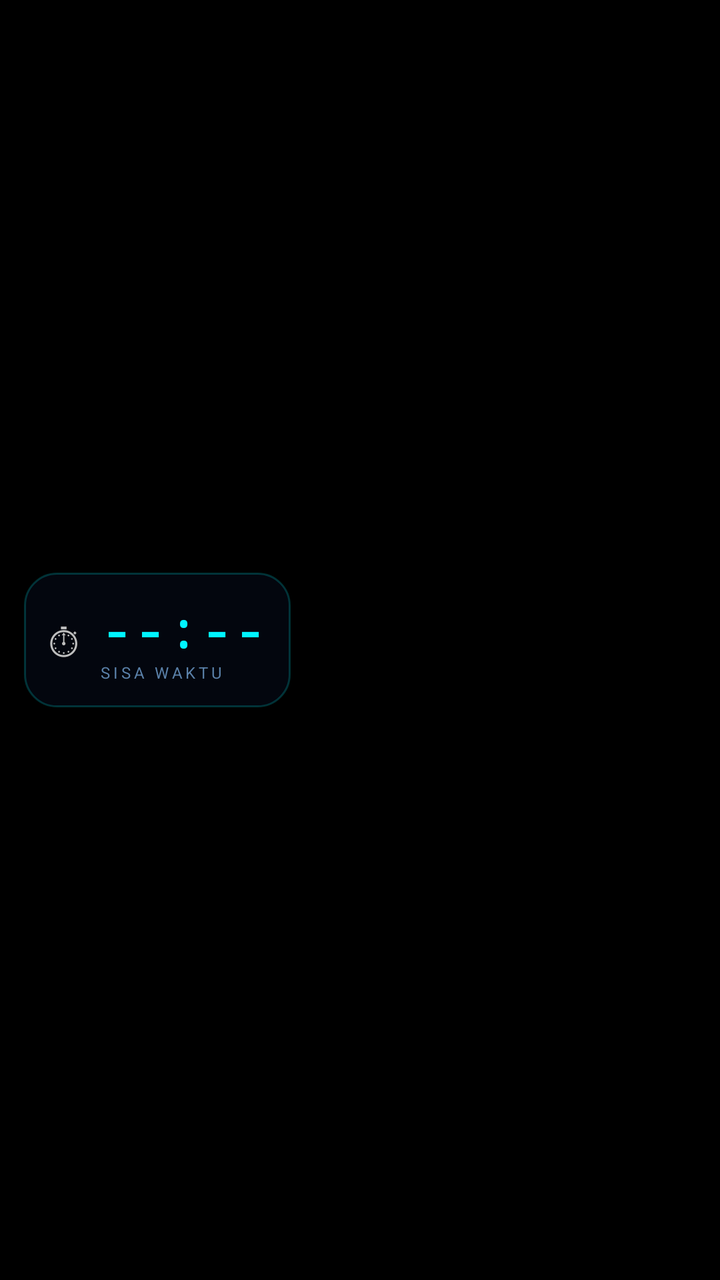
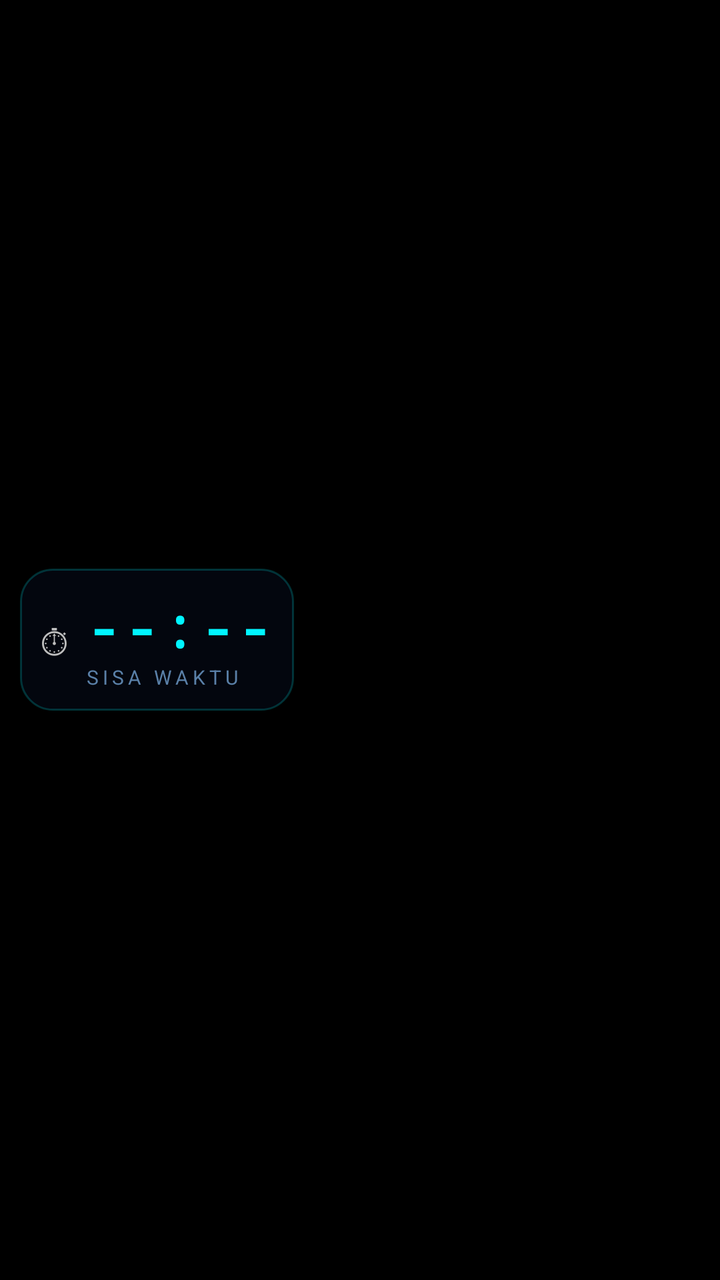

The first picture is an Android layout as it rendered before a commit; the second is the same layout after the commit. The layout source and the unified diff follow.
<!-- AndroidManifest.xml: application theme android:Theme.NoTitleBar.Fullscreen -->
<!-- res/layout/overlay_widget.xml -->
<?xml version="1.0" encoding="utf-8"?>
<LinearLayout xmlns:android="http://schemas.android.com/apk/res/android"
    android:layout_width="wrap_content"
    android:layout_height="wrap_content"
    android:orientation="horizontal"
    android:gravity="center_vertical"
    android:padding="12dp">

    <FrameLayout
        android:id="@+id/widgetBg"
        android:layout_width="wrap_content"
        android:layout_height="wrap_content"
        android:background="@drawable/widget_bg_normal"
        android:padding="12dp">

        <LinearLayout
            android:layout_width="wrap_content"
            android:layout_height="wrap_content"
            android:orientation="horizontal"
            android:gravity="center_vertical"
            android:layout_gravity="center">

            
            <TextView
                android:id="@+id/tvWidgetIcon"
                android:layout_width="wrap_content"
                android:layout_height="wrap_content"
                android:text="⏱"
                android:textSize="22sp"
                android:layout_marginEnd="10dp"/>

            
            <LinearLayout
                android:layout_width="wrap_content"
                android:layout_height="wrap_content"
                android:orientation="vertical">

                <TextView
                    android:id="@+id/tvWidgetTime"
                    android:layout_width="wrap_content"
                    android:layout_height="wrap_content"
                    android:text="--:--"
                    android:textSize="24sp"
                    android:textStyle="bold"
                    android:textColor="#00f5ff"
                    android:letterSpacing="0.1"
                    android:fontFamily="monospace"/>

                <TextView
                    android:id="@+id/tvWidgetLabel"
                    android:layout_width="wrap_content"
                    android:layout_height="wrap_content"
                    android:text="SISA WAKTU"
                    android:textSize="8sp"
                    android:textColor="#5a80a8"
                    android:letterSpacing="0.2"/>

            </LinearLayout>
        </LinearLayout>
    </FrameLayout>
</LinearLayout>
<!-- resources referenced by this layout -->
<resources>
  <!-- drawable widget_bg_normal (drawable) -->
  <?xml version="1.0" encoding="utf-8"?>
  <shape xmlns:android="http://schemas.android.com/apk/res/android"
      android:shape="rectangle">
      <solid android:color="#CC040812"/>
      <stroke android:width="1dp" android:color="#3300f5ff"/>
      <corners android:radius="16dp"/>
  </shape>
</resources>

<!-- the commit's change to res/layout/overlay_widget.xml (unified diff, before → after) -->
@@ -4,57 +4,48 @@
     android:layout_height="wrap_content"
     android:orientation="horizontal"
     android:gravity="center_vertical"
-    android:padding="12dp">
-
+    android:padding="10dp">
     <FrameLayout
         android:id="@+id/widgetBg"
         android:layout_width="wrap_content"
         android:layout_height="wrap_content"
         android:background="@drawable/widget_bg_normal"
-        android:padding="12dp">
-
+        android:padding="10dp">
         <LinearLayout
             android:layout_width="wrap_content"
             android:layout_height="wrap_content"
             android:orientation="horizontal"
             android:gravity="center_vertical"
             android:layout_gravity="center">
-
-            
             <TextView
                 android:id="@+id/tvWidgetIcon"
                 android:layout_width="wrap_content"
                 android:layout_height="wrap_content"
                 android:text="⏱"
-                android:textSize="22sp"
-                android:layout_marginEnd="10dp"/>
-
-            
+                android:textSize="20sp"
+                android:layout_marginEnd="8dp"/>
             <LinearLayout
                 android:layout_width="wrap_content"
                 android:layout_height="wrap_content"
                 android:orientation="vertical">
-
                 <TextView
                     android:id="@+id/tvWidgetTime"
                     android:layout_width="wrap_content"
                     android:layout_height="wrap_content"
                     android:text="--:--"
-                    android:textSize="24sp"
+                    android:textSize="28sp"
                     android:textStyle="bold"
                     android:textColor="#00f5ff"
-                    android:letterSpacing="0.1"
+                    android:letterSpacing="0.08"
                     android:fontFamily="monospace"/>
-
                 <TextView
                     android:id="@+id/tvWidgetLabel"
                     android:layout_width="wrap_content"
                     android:layout_height="wrap_content"
                     android:text="SISA WAKTU"
-                    android:textSize="8sp"
+                    android:textSize="10sp"
                     android:textColor="#5a80a8"
                     android:letterSpacing="0.2"/>
-
             </LinearLayout>
         </LinearLayout>
     </FrameLayout>
